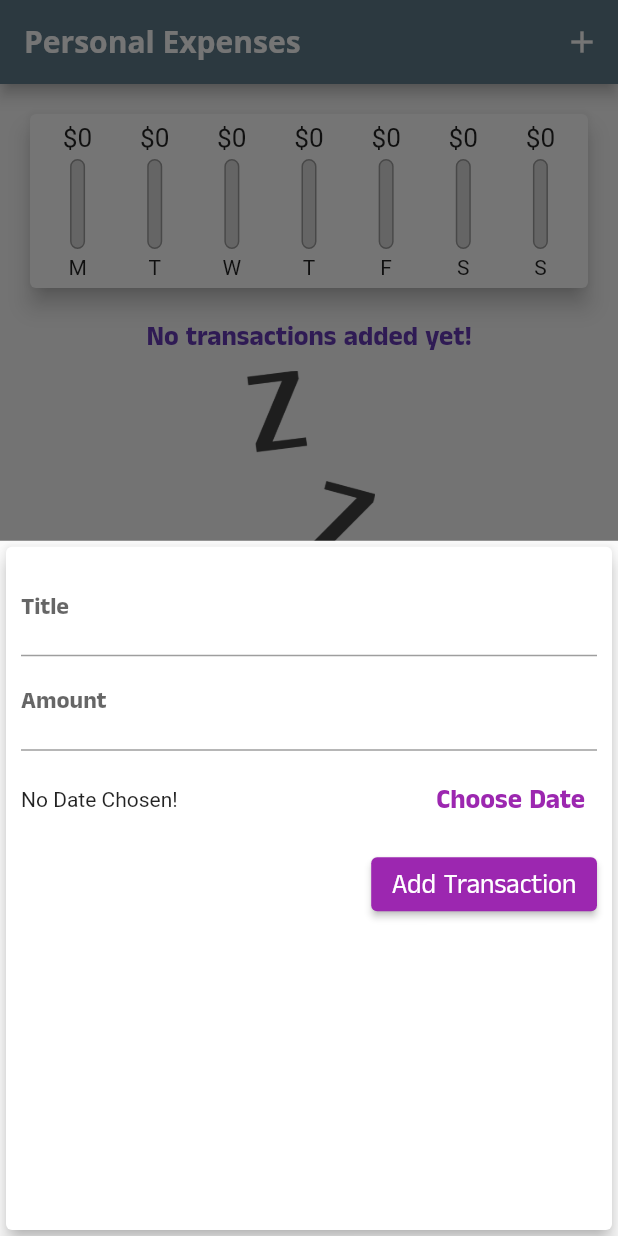
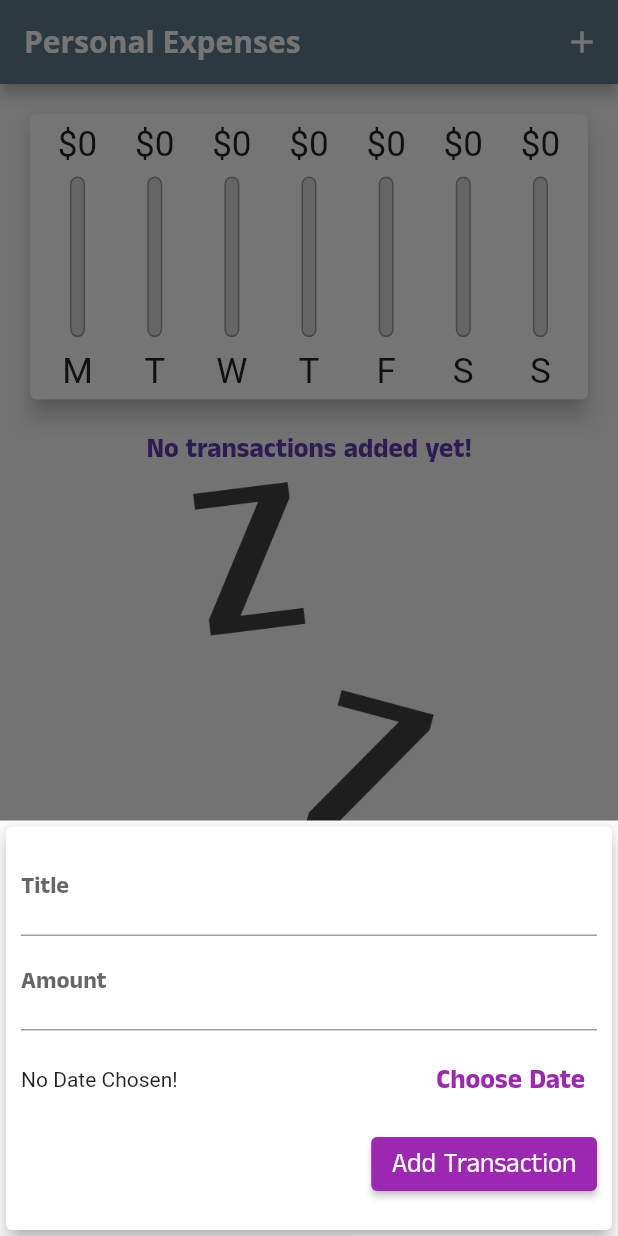
Before and after one commit to juanpradon/expense_planner, a Flutter app: the screen it shows after launch, after a tap on the "add" icon, on a phone screen of 412 x 824 dp. Run offline on Flutter 3.47's test engine with Material 2 defaults, Android fonts, the phone set to English and light mode, and no system bars; Roboto replaces fonts that are missing (Open Sans).

Commit message:
cambios al  estilo iOS

```diff
--- a/lib/main.dart
+++ b/lib/main.dart
@@ -1,11 +1,19 @@
+import 'dart:io';
+import 'package:flutter/cupertino.dart';
 import 'package:flutter/material.dart';
+import 'package:flutter/services.dart';
 
 import './widgets/transaction_list.dart';
 import './widgets/new_transaction.dart';
 import './models/transaction.dart';
 import './widgets/chart.dart';
 
-void main() => runApp(MyApp());
+void main() {
+  // WidgetsFlutterBinding.ensureInitialized();
+  // SystemChrome.setPreferredOrientations(
+  //     [DeviceOrientation.portraitUp, DeviceOrientation.portraitDown]);
+  runApp(MyApp());
+}
 
 class MyApp extends StatelessWidget {
   @override
@@ -152,11 +160,27 @@ class _MyHomePageState extends State<MyHomePage> {
     });
   }
 
+  bool _showChart = false;
+
   @override
   Widget build(BuildContext context) {
-    //Intl.defaultLocale = 'pt_BR';
-    return Scaffold(
-      appBar: AppBar(
+    final mediaQuery = MediaQuery.of(context);
+    final isLandscape = mediaQuery.orientation == Orientation.landscape;
+
+    final PreferredSizeWidget appBar = (Platform.isIOS
+        ? CupertinoNavigationBar(
+            middle: Text('Personal Expenses'),
+            trailing: Row(
+              mainAxisSize: MainAxisSize.min,
+              children: <Widget>[
+                GestureDetector(
+                  child: Icon(CupertinoIcons.add),
+                  onTap: () => _startAddNewTransaction(context),
+                )
+              ],
+            ),
+          )
+        : AppBar(
             title: Text(
               'Personal Expenses',
             ),
@@ -166,23 +190,80 @@ class _MyHomePageState extends State<MyHomePage> {
                 onPressed: () => _startAddNewTransaction(context),
               ),
             ],
+          )) as PreferredSizeWidget;
+
+    final txListWidget = Container(
+      height: (mediaQuery.size.height -
+              appBar.preferredSize.height -
+              mediaQuery.padding.top) *
+          0.7,
+      child: TransactionList(
+        transactions: _userTransactions,
+        deleteTx: _deleteTransaction,
       ),
-      body: SingleChildScrollView(
+    );
+
+    final pageBody = SafeArea(
+      child: SingleChildScrollView(
         child: Column(
           //mainAxisAlignment: MainAxisAlignment.center,
           crossAxisAlignment: CrossAxisAlignment.stretch,
           children: <Widget>[
-            Chart(_recentTransactions),
-            //UserTransaction(),
-            TransactionList(
-              transactions: _userTransactions,
-              deleteTx: _deleteTransaction,
-            )
+            if (isLandscape)
+              Row(
+                mainAxisAlignment: MainAxisAlignment.center,
+                children: [
+                  Text(
+                    'Show Chart',
+                    style: Theme.of(context).textTheme.titleMedium,
+                  ),
+                  Switch.adaptive(
+                      activeColor: Theme.of(context).colorScheme.secondary,
+                      value: _showChart,
+                      onChanged: (val) {
+                        setState(() {
+                          _showChart = val;
+                        });
+                      }),
+                ],
+              ),
+            if (!isLandscape)
+              Container(
+                  height: (mediaQuery.size.height -
+                          appBar.preferredSize.height -
+                          mediaQuery.padding.top) *
+                      0.3,
+                  child: Chart(_recentTransactions)),
+            if (!isLandscape) txListWidget,
+            if (isLandscape)
+              _showChart
+                  ? Container(
+                      height: (mediaQuery.size.height -
+                              appBar.preferredSize.height -
+                              mediaQuery.padding.top) *
+                          0.7,
+                      //0.3,
+                      child: Chart(_recentTransactions))
+                  : txListWidget,
           ],
         ),
       ),
-      floatingActionButtonLocation: FloatingActionButtonLocation.centerFloat,
-      floatingActionButton: FloatingActionButton(
+    );
+
+    //Intl.defaultLocale = 'pt_BR';
+    return Platform.isIOS
+        ? CupertinoPageScaffold(
+            child: pageBody,
+            navigationBar: appBar as ObstructingPreferredSizeWidget,
+          )
+        : Scaffold(
+            appBar: appBar,
+            body: pageBody,
+            floatingActionButtonLocation:
+                FloatingActionButtonLocation.centerFloat,
+            floatingActionButton: Platform.isIOS
+                ? Container()
+                : FloatingActionButton(
                     child: Icon(Icons.add),
                     onPressed: () => _startAddNewTransaction(context),
                   ),
--- /dev/null
+++ b/lib/widgets/adaptive_flat_button.dart
@@ -0,0 +1,38 @@
+import 'dart:io';
+import 'package:flutter/material.dart';
+import 'package:flutter/cupertino.dart';
+
+class AdaptiveFlatButton extends StatelessWidget {
+  final String text;
+  final VoidCallback handler;
+
+  AdaptiveFlatButton(this.text, this.handler);
+
+  @override
+  Widget build(BuildContext context) {
+    if (Platform.isIOS) {
+      return CupertinoButton(
+        child: Text(
+          text,
+          style: TextStyle(
+            fontWeight: FontWeight.bold,
+          ),
+        ),
+        onPressed: handler,
+      );
+    } else {
+      return TextButton(
+        style: TextButton.styleFrom(
+          foregroundColor: Theme.of(context).primaryColor,
+        ),
+        onPressed: handler,
+        child: Text(
+          text,
+          style: TextStyle(
+            fontWeight: FontWeight.bold,
+          ),
+        ),
+      );
+    }
+  }
+}
--- a/lib/widgets/chart_bar.dart
+++ b/lib/widgets/chart_bar.dart
@@ -9,17 +9,20 @@ class ChartBar extends StatelessWidget {
 
   @override
   Widget build(BuildContext context) {
+    return LayoutBuilder(builder: (ctx, constrains) {
       return Column(
         children: [
           Container(
-          height: 20,
+            height: constrains.maxHeight * 0.15,
             child: FittedBox(
               child: Text('\$${speedingAmount.toStringAsFixed(0)}'),
             ),
           ),
-        SizedBox(height: 4),
+          SizedBox(
+            height: constrains.maxHeight * 0.05,
+          ),
           Container(
-          height: 60,
+            height: constrains.maxHeight * 0.6,
             width: 10,
             child: Stack(
               children: [
@@ -42,9 +45,17 @@ class ChartBar extends StatelessWidget {
               ],
             ),
           ),
-        SizedBox(height: 4),
-        Text(label),
+          SizedBox(
+            height: constrains.maxHeight * 0.05,
+          ),
+          Container(
+            height: constrains.maxHeight * 0.15,
+            child: FittedBox(
+              child: Text(label),
+            ),
+          ),
         ],
       );
+    });
   }
 }
--- a/lib/widgets/new_transaction.dart
+++ b/lib/widgets/new_transaction.dart
@@ -1,5 +1,10 @@
+import 'dart:io';
+
+import 'package:flutter/cupertino.dart';
 import 'package:flutter/material.dart';
 import 'package:intl/intl.dart';
+
+import '../widgets/adaptive_flat_button.dart';
 
 class NewTransaction extends StatefulWidget {
   final Function addTx;
@@ -52,10 +57,15 @@ class _NewTransactionState extends State<NewTransaction> {
 
   @override
   Widget build(BuildContext context) {
-    return Card(
+    return SingleChildScrollView(
+      child: Card(
         elevation: 5,
         child: Container(
-        padding: EdgeInsets.all(10),
+          padding: EdgeInsets.only(
+              top: 10,
+              left: 10,
+              right: 10,
+              bottom: MediaQuery.of(context).viewInsets.bottom + 20),
           child: Column(
             crossAxisAlignment: CrossAxisAlignment.end,
             children: [
@@ -81,18 +91,7 @@ class _NewTransactionState extends State<NewTransaction> {
                           ? 'No Date Chosen!'
                           : 'Picked Date : ${DateFormat.yMd().format(_selectedDate!)}'),
                     ),
-                  TextButton(
-                    style: TextButton.styleFrom(
-                      foregroundColor: Theme.of(context).primaryColor,
-                    ),
-                    onPressed: _presentDatePicker,
-                    child: Text(
-                      'Choose Date',
-                      style: TextStyle(
-                        fontWeight: FontWeight.bold,
-                      ),
-                    ),
-                  ),
+                    AdaptiveFlatButton('Choose Date', _presentDatePicker),
                   ],
                 ),
               ),
@@ -107,6 +106,7 @@ class _NewTransactionState extends State<NewTransaction> {
             ],
           ),
         ),
+      ),
     );
   }
 }
--- a/lib/widgets/transaction_list.dart
+++ b/lib/widgets/transaction_list.dart
@@ -10,10 +10,9 @@ class TransactionList extends StatelessWidget {
 
   @override
   Widget build(BuildContext context) {
-    return Container(
-      height: 350,
-      child: transactions.isEmpty
-          ? Column(
+    return transactions.isEmpty
+        ? LayoutBuilder(builder: (ctx, constrains) {
+            return Column(
               children: [
                 Text(
                   'No transactions added yet!',
@@ -23,14 +22,15 @@ class TransactionList extends StatelessWidget {
                   height: 10,
                 ),
                 Container(
-                  height: 200,
+                  height: constrains.maxHeight * 0.7,
                   child: Image.asset(
                     'assets/images/waiting.png',
                     fit: BoxFit.cover,
                   ),
                 ),
               ],
-            )
+            );
+          })
         : ListView.builder(
             itemBuilder: (ctx, index) {
               return Card(
@@ -64,7 +64,21 @@ class TransactionList extends StatelessWidget {
                       color: Colors.grey,
                     ),
                   ),
-                    trailing: IconButton(
+                  trailing: MediaQuery.of(context).size.width > 560
+                      ? TextButton.icon(
+                          icon: Icon(
+                            Icons.delete,
+                            color: Theme.of(context).errorColor,
+                          ),
+                          label: Text(
+                            'Delete',
+                            style: TextStyle(
+                              color: Theme.of(context).errorColor,
+                            ),
+                          ),
+                          onPressed: () => deleteTx(transactions[index].id),
+                        )
+                      : IconButton(
                           icon: Icon(Icons.delete),
                           color: Theme.of(context).errorColor,
                           onPressed: () => deleteTx(transactions[index].id),
@@ -73,7 +87,6 @@ class TransactionList extends StatelessWidget {
               );
             },
             itemCount: transactions.length,
-            ),
           );
   }
 }
--- a/lib/widgets/user_transaction.dart
+++ /dev/null
@@ -1,18 +0,0 @@
-import 'package:flutter/material.dart';
-import '../models/transaction.dart';
-import './transaction_list.dart';
-import './new_transaction.dart';
-
-class UserTransaction extends StatefulWidget {
-  const UserTransaction({super.key});
-
-  @override
-  State<UserTransaction> createState() => _UserTransactionState();
-}
-
-class _UserTransactionState extends State<UserTransaction> {
-  @override
-  Widget build(BuildContext context) {
-    return Text('prueba');
-  }
-}
```
Lines whose indentation alone changed are shown as unchanged.
